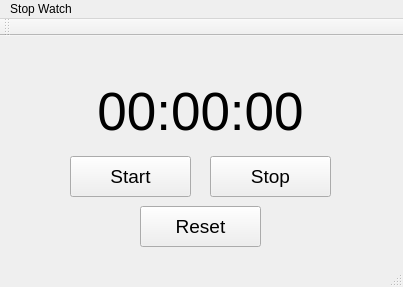
First picture: the form in StopWatch/stopwatch.ui, repository iontrapimperial2/stopwatch, before the edit.
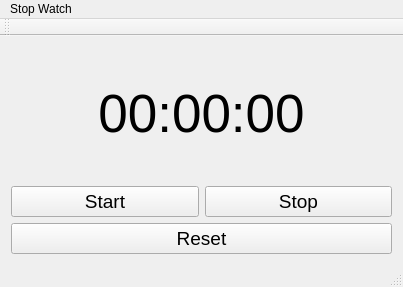
Second picture: the form after the edit.

Patch:
```diff
--- a/StopWatch/stopwatch.ui
+++ b/StopWatch/stopwatch.ui
@@ -14,15 +14,35 @@
    <string>StopWatch</string>
   </property>
   <widget class="QWidget" name="centralWidget">
+   <layout class="QGridLayout" name="gridLayout_2">
+    <item row="0" column="0">
+     <layout class="QGridLayout" name="gridLayout">
+      <item row="1" column="1">
+       <widget class="QPushButton" name="pushButton_Start">
+        <property name="font">
+         <font>
+          <pointsize>14</pointsize>
+         </font>
+        </property>
+        <property name="text">
+         <string>Start</string>
+        </property>
+       </widget>
+      </item>
+      <item row="1" column="2">
+       <widget class="QPushButton" name="pushButton_Stop">
+        <property name="font">
+         <font>
+          <pointsize>14</pointsize>
+         </font>
+        </property>
+        <property name="text">
+         <string>Stop</string>
+        </property>
+       </widget>
+      </item>
+      <item row="0" column="1" colspan="2">
    <widget class="QLabel" name="label_time">
-    <property name="geometry">
-     <rect>
-      <x>90</x>
-      <y>50</y>
-      <width>221</width>
-      <height>51</height>
-     </rect>
-    </property>
     <property name="font">
      <font>
       <pointsize>40</pointsize>
@@ -35,33 +55,9 @@
      <set>Qt::AlignCenter</set>
     </property>
    </widget>
-   <widget class="QPushButton" name="pushButton_Start">
-    <property name="geometry">
-     <rect>
-      <x>70</x>
-      <y>120</y>
-      <width>121</width>
-      <height>41</height>
-     </rect>
-    </property>
-    <property name="font">
-     <font>
-      <pointsize>14</pointsize>
-     </font>
-    </property>
-    <property name="text">
-     <string>Start</string>
-    </property>
-   </widget>
+      </item>
+      <item row="2" column="1" colspan="2">
    <widget class="QPushButton" name="pushButton_Reset">
-    <property name="geometry">
-     <rect>
-      <x>140</x>
-      <y>170</y>
-      <width>121</width>
-      <height>41</height>
-     </rect>
-    </property>
     <property name="font">
      <font>
       <pointsize>14</pointsize>
@@ -71,24 +67,10 @@
      <string>Reset</string>
     </property>
    </widget>
-   <widget class="QPushButton" name="pushButton_Stop">
-    <property name="geometry">
-     <rect>
-      <x>210</x>
-      <y>120</y>
-      <width>121</width>
-      <height>41</height>
-     </rect>
-    </property>
-    <property name="font">
-     <font>
-      <pointsize>14</pointsize>
-     </font>
-    </property>
-    <property name="text">
-     <string>Stop</string>
-    </property>
-   </widget>
+      </item>
+     </layout>
+    </item>
+   </layout>
   </widget>
   <widget class="QMenuBar" name="menuBar">
    <property name="geometry">
```
Lines whose indentation alone changed are shown as unchanged.
